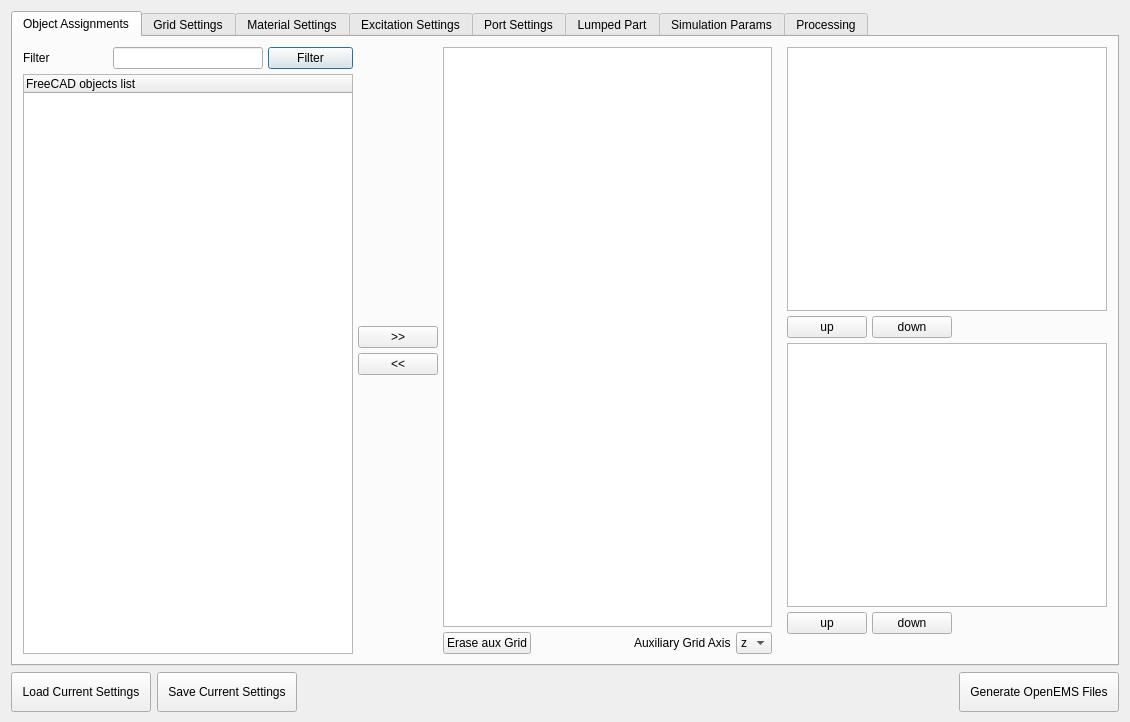
This is ui/dialog.ui in LubomirJagos/FreeCAD-OpenEMS-Export as Qt 5 draws it before an edit. The edited form follows.
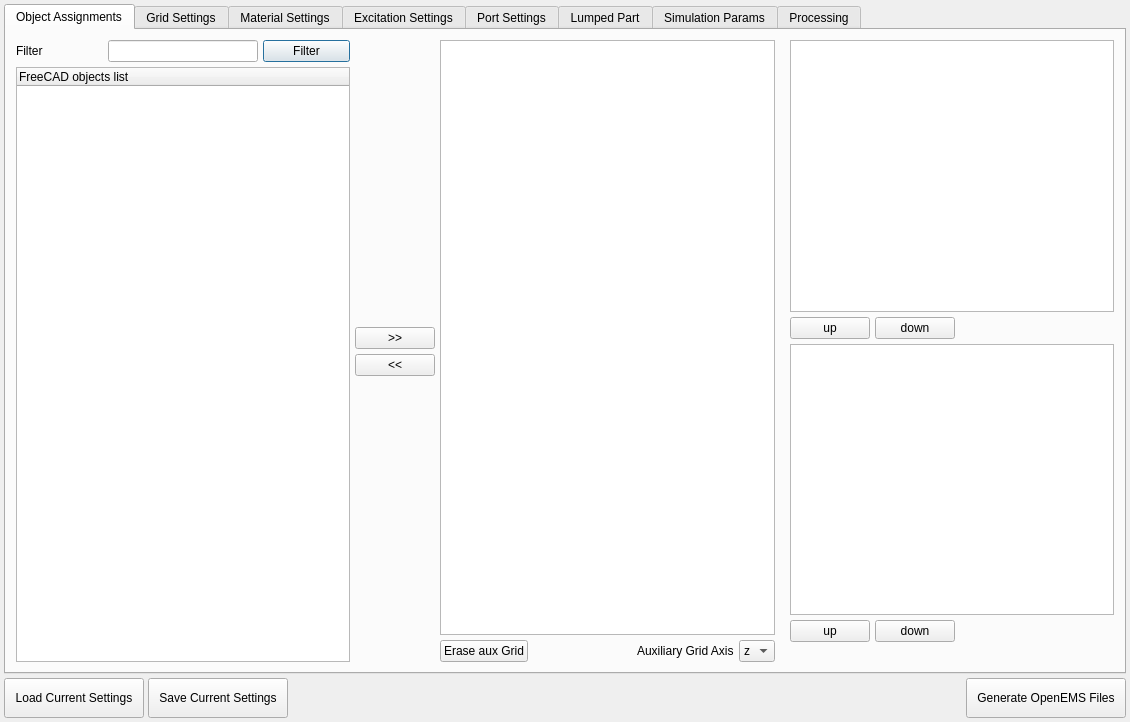
This is the edited form.

Commit message:
move most frequent messages to statusBar
* remove nuisance interactions with information dialogs. Preferably, forceModal should only be used for warnings and errors (default is True for backward compatibility)
* clearer wording

Diff of the .ui file:
```diff
--- a/ui/dialog.ui
+++ b/ui/dialog.ui
@@ -26,11 +26,40 @@
    <string>FreeCAD to OpenEMS Export</string>
   </property>
   <layout class="QGridLayout" name="gridLayout_6">
+   <property name="leftMargin">
+    <number>0</number>
+   </property>
+   <property name="topMargin">
+    <number>0</number>
+   </property>
+   <property name="rightMargin">
+    <number>0</number>
+   </property>
    <property name="bottomMargin">
-    <number>10</number>
+    <number>0</number>
    </property>
    <item row="0" column="0">
+    <layout class="QVBoxLayout" name="dialogVertLayout">
+     <property name="spacing">
+      <number>0</number>
+     </property>
+     <item>
     <layout class="QVBoxLayout" name="verticalLayout">
+       <property name="spacing">
+        <number>4</number>
+       </property>
+       <property name="leftMargin">
+        <number>4</number>
+       </property>
+       <property name="topMargin">
+        <number>4</number>
+       </property>
+       <property name="rightMargin">
+        <number>4</number>
+       </property>
+       <property name="bottomMargin">
+        <number>4</number>
+       </property>
      <item>
       <widget class="QTabWidget" name="openEMSTab">
        <property name="enabled">
@@ -3329,6 +3358,8 @@
           <string>Generate OpenEMS Files</string>
          </property>
         </widget>
+         </item>
+        </layout>
        </item>
       </layout>
      </item>
```
Lines whose indentation alone changed are shown as unchanged. The commit also changes 1 other file.
